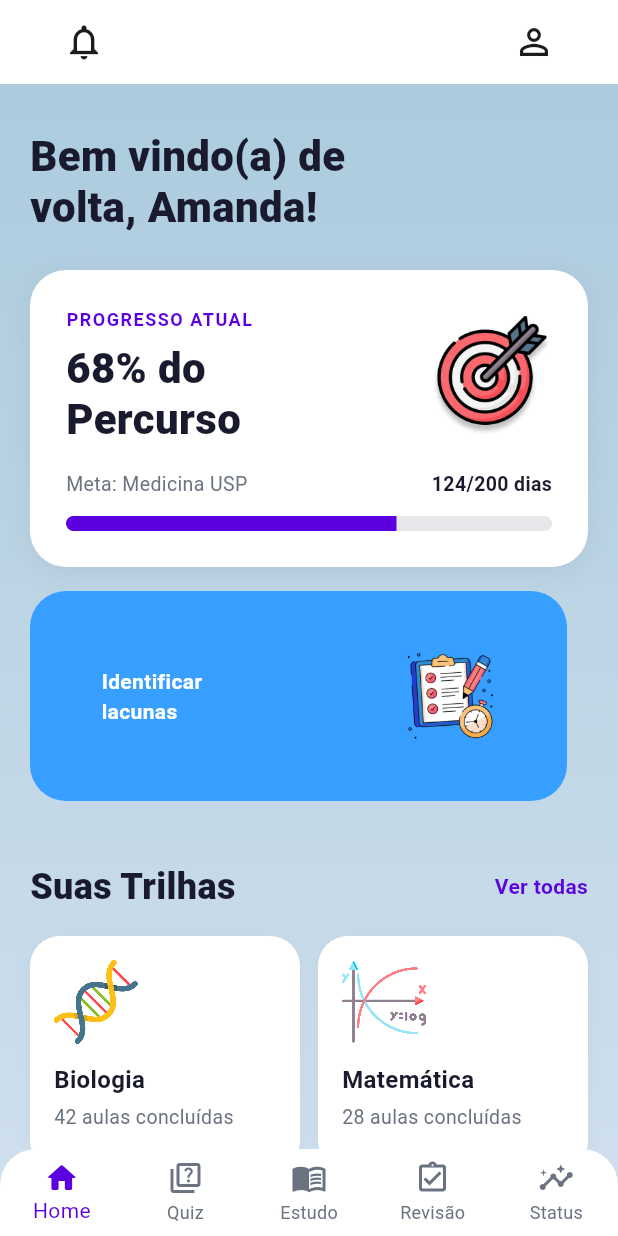
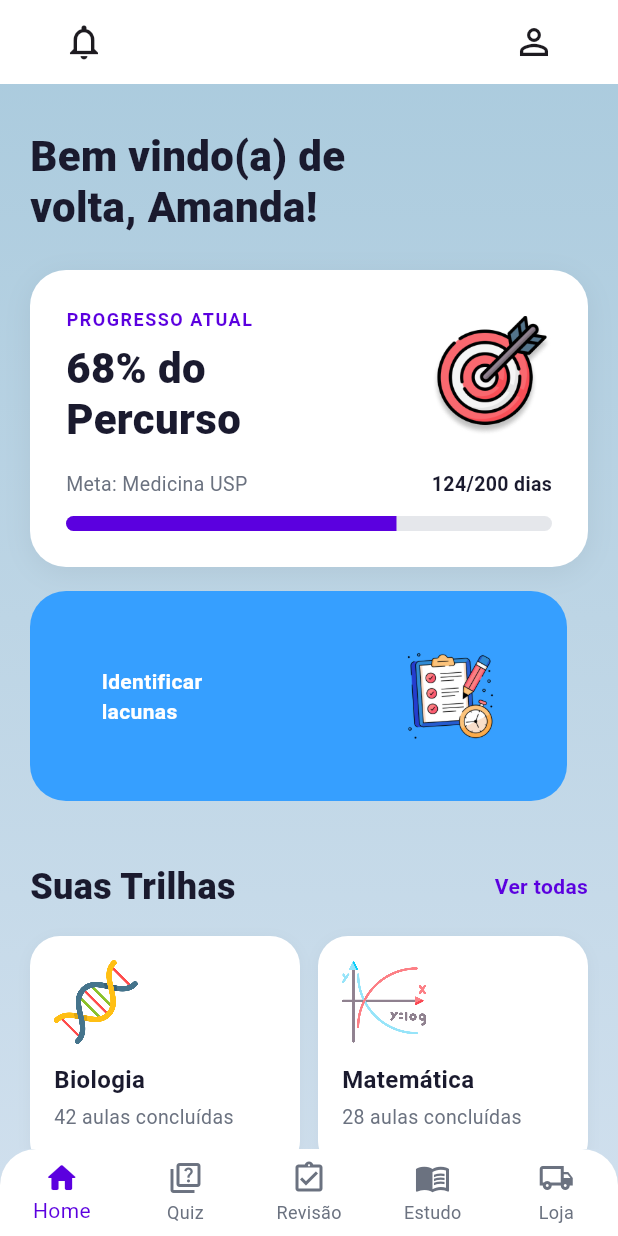
Before and after one commit to trabalhos-si-fiap/edu, a Flutter app: the HomeScreen screen opened by its route, on a phone screen of 412 x 824 dp. Run offline on Flutter 3.47's test engine with Material 3 defaults, Android fonts, the phone set to English and light mode, and no system bars.

Commit message:
feat(nav_bar): replace navigation items

```diff
--- a/front-end-flutter/lib/features/components/nav_bar.dart
+++ b/front-end-flutter/lib/features/components/nav_bar.dart
@@ -32,16 +32,16 @@ class NavBar extends StatelessWidget {
             label: 'Quiz',
           ),
           BottomNavigationBarItem(
+            icon: Icon(Icons.assignment_turned_in_outlined),
+            label: 'Revisão',
+          ),
+          BottomNavigationBarItem(
             icon: Icon(Icons.menu_book_outlined),
             label: 'Estudo',
           ),
           BottomNavigationBarItem(
-            icon: Icon(Icons.assignment_turned_in_outlined),
-            label: 'Revisão',
-          ),
-          BottomNavigationBarItem(
-            icon: Icon(Icons.insights_outlined),
-            label: 'Status',
+            icon: Icon(Icons.local_shipping_outlined),
+            label: 'Loja',
           ),
         ],
       ),
```
